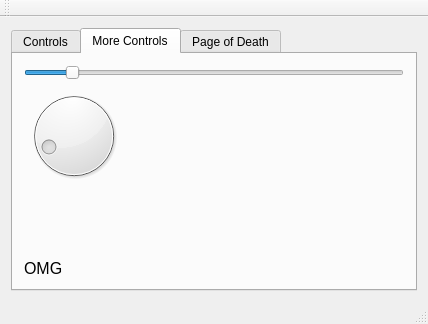
The window that FESS-GUI/mainwindow.ui (FIGS-FESS/FESSGUI) describes before a commit, drawn with Qt 5.
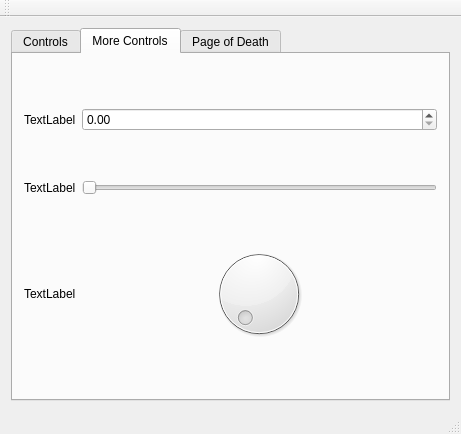
The same window after the commit.

Commit message:
Grid View
Messed around with gridview

The edit to the form file:
```diff
--- a/FESS-GUI/mainwindow.ui
+++ b/FESS-GUI/mainwindow.ui
@@ -6,8 +6,8 @@
    <rect>
     <x>0</x>
     <y>0</y>
-    <width>428</width>
-    <height>324</height>
+    <width>461</width>
+    <height>434</height>
    </rect>
   </property>
   <property name="windowTitle">
@@ -27,32 +27,17 @@
        <attribute name="title">
         <string>Controls</string>
        </attribute>
-       <layout class="QVBoxLayout" name="verticalLayout_4">
-        <item>
-         <layout class="QGridLayout" name="gridLayout">
-          <item row="1" column="0">
-           <widget class="QPushButton" name="pushButton">
-            <property name="text">
-             <string>If you push this, something exciting will happen.</string>
-            </property>
-           </widget>
-          </item>
-          <item row="0" column="0">
-           <widget class="QLabel" name="label">
-            <property name="text">
-             <string>Here is where we will control the FESS.</string>
-            </property>
-            <property name="alignment">
-             <set>Qt::AlignCenter</set>
-            </property>
-           </widget>
-          </item>
-          <item row="2" column="0">
-           <widget class="QTextBrowser" name="textBrowser"/>
-          </item>
-         </layout>
-        </item>
-       </layout>
+       <widget class="QWidget" name="gridLayoutWidget">
+        <property name="geometry">
+         <rect>
+          <x>190</x>
+          <y>60</y>
+          <width>160</width>
+          <height>80</height>
+         </rect>
+        </property>
+        <layout class="QGridLayout" name="gridLayout"/>
+       </widget>
       </widget>
       <widget class="QWidget" name="tab_2">
        <attribute name="title">
@@ -60,67 +45,61 @@
        </attribute>
        <layout class="QHBoxLayout" name="horizontalLayout">
         <item>
-         <layout class="QVBoxLayout" name="verticalLayout_2" stretch="0,0,0">
-          <item>
+         <layout class="QGridLayout" name="gridLayout_3">
+          <item row="0" column="1">
+           <widget class="QDoubleSpinBox" name="doubleSpinBox">
+            <property name="sizePolicy">
+             <sizepolicy hsizetype="MinimumExpanding" vsizetype="Fixed">
+              <horstretch>0</horstretch>
+              <verstretch>0</verstretch>
+             </sizepolicy>
+            </property>
+           </widget>
+          </item>
+          <item row="1" column="0">
+           <widget class="QLabel" name="label_2">
+            <property name="text">
+             <string>TextLabel</string>
+            </property>
+           </widget>
+          </item>
+          <item row="2" column="0">
+           <widget class="QLabel" name="label_3">
+            <property name="text">
+             <string>TextLabel</string>
+            </property>
+           </widget>
+          </item>
+          <item row="2" column="1" alignment="Qt::AlignHCenter">
+           <widget class="QDial" name="dial">
+            <property name="sizePolicy">
+             <sizepolicy hsizetype="Fixed" vsizetype="Fixed">
+              <horstretch>0</horstretch>
+              <verstretch>0</verstretch>
+             </sizepolicy>
+            </property>
+           </widget>
+          </item>
+          <item row="0" column="0">
+           <widget class="QLabel" name="label">
+            <property name="sizePolicy">
+             <sizepolicy hsizetype="Preferred" vsizetype="Preferred">
+              <horstretch>0</horstretch>
+              <verstretch>0</verstretch>
+             </sizepolicy>
+            </property>
+            <property name="text">
+             <string>TextLabel</string>
+            </property>
+           </widget>
+          </item>
+          <item row="1" column="1">
            <widget class="QSlider" name="horizontalSlider">
-            <property name="minimum">
-             <number>1</number>
-            </property>
-            <property name="sliderPosition">
-             <number>12</number>
-            </property>
             <property name="orientation">
              <enum>Qt::Horizontal</enum>
             </property>
            </widget>
           </item>
-          <item>
-           <layout class="QHBoxLayout" name="horizontalLayout_2">
-            <item alignment="Qt::AlignLeft|Qt::AlignTop">
-             <widget class="QDial" name="dial">
-              <property name="sizePolicy">
-               <sizepolicy hsizetype="Preferred" vsizetype="Preferred">
-                <horstretch>0</horstretch>
-                <verstretch>0</verstretch>
-               </sizepolicy>
-              </property>
-              <property name="minimumSize">
-               <size>
-                <width>75</width>
-                <height>100</height>
-               </size>
-              </property>
-              <property name="maximumSize">
-               <size>
-                <width>100</width>
-                <height>100</height>
-               </size>
-              </property>
-              <property name="value">
-               <number>12</number>
-              </property>
-              <property name="orientation">
-               <enum>Qt::Horizontal</enum>
-              </property>
-             </widget>
-            </item>
-           </layout>
-          </item>
-          <item>
-           <widget class="QLabel" name="label_2">
-            <property name="font">
-             <font>
-              <pointsize>12</pointsize>
-             </font>
-            </property>
-            <property name="text">
-             <string>OMG</string>
-            </property>
-            <property name="alignment">
-             <set>Qt::AlignBottom|Qt::AlignLeading|Qt::AlignLeft</set>
-            </property>
-           </widget>
-          </item>
          </layout>
         </item>
        </layout>
@@ -129,26 +108,7 @@
        <attribute name="title">
         <string>Page of Death</string>
        </attribute>
-       <layout class="QGridLayout" name="gridLayout_2">
-        <item row="0" column="0">
-         <widget class="QLabel" name="label_3">
-          <property name="font">
-           <font>
-            <pointsize>18</pointsize>
-           </font>
-          </property>
-          <property name="contextMenuPolicy">
-           <enum>Qt::CustomContextMenu</enum>
-          </property>
-          <property name="text">
-           <string>Don't Press Spacebar</string>
-          </property>
-          <property name="alignment">
-           <set>Qt::AlignCenter</set>
-          </property>
-         </widget>
-        </item>
-       </layout>
+       <layout class="QGridLayout" name="gridLayout_2"/>
       </widget>
      </widget>
     </item>
```
Left out of the diff: 7 changed lines with no effect on the pictures. The commit also changes 8 other files.
